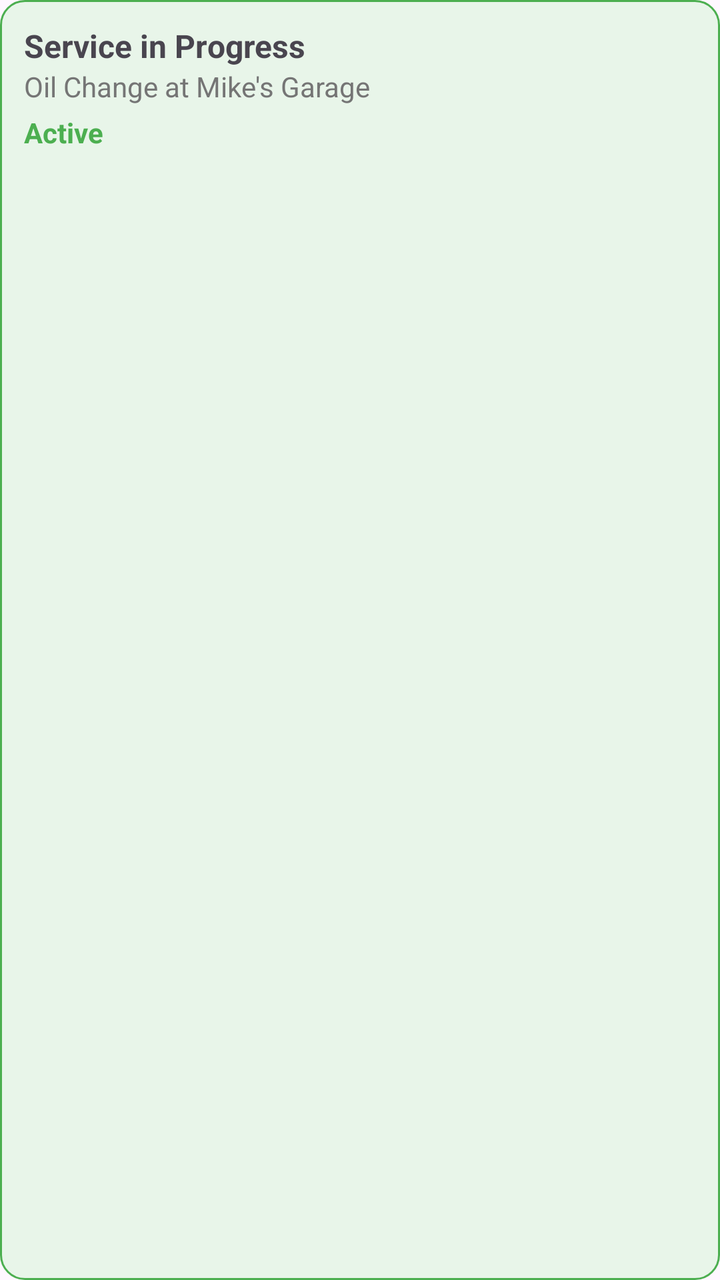
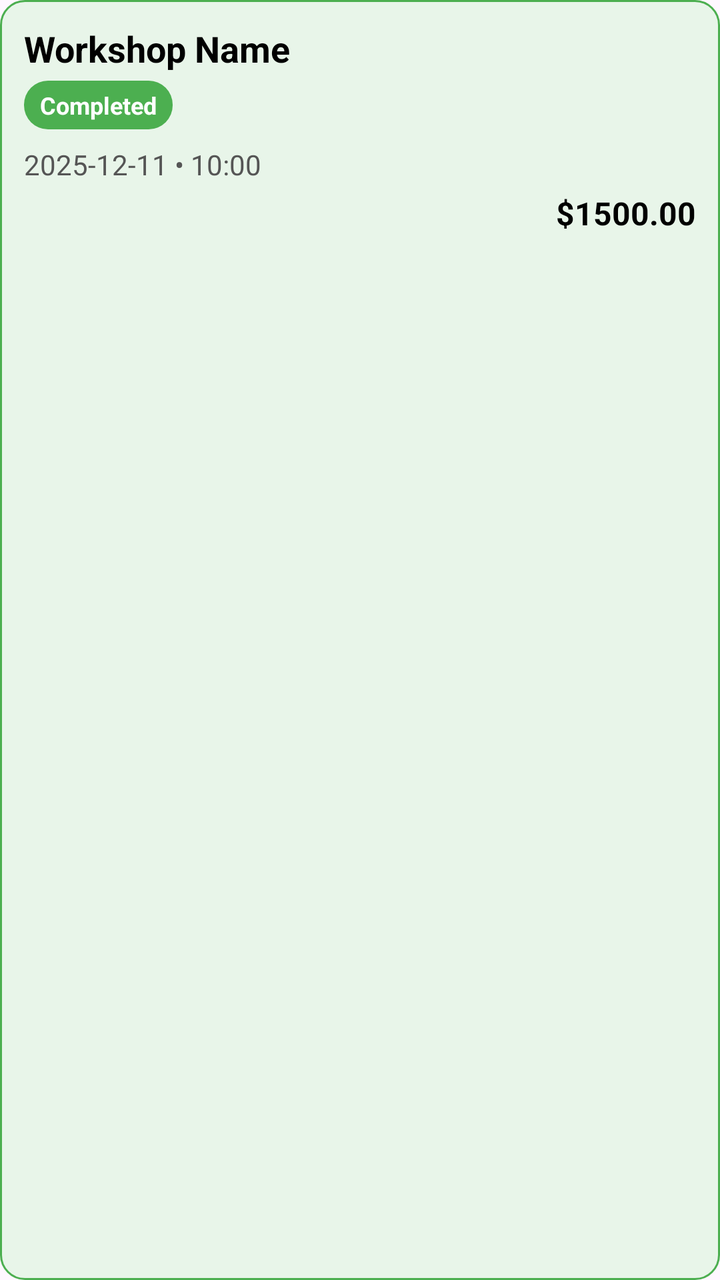

Two renders of the same Android screen: before a commit and after it. Below are the layout's source before the change and the commit's diff.
<!-- AndroidManifest.xml: application theme Theme.SemesterProject -->
<!-- res/layout/item_current_status.xml -->
<LinearLayout xmlns:android="http://schemas.android.com/apk/res/android"
    android:layout_width="match_parent"
    android:layout_height="wrap_content"
    android:background="@drawable/bg_card_active"
    android:orientation="vertical"
    android:padding="12dp"
    android:layout_marginBottom="8dp">

    <TextView
        android:id="@+id/tvServiceTitle"
        android:layout_width="wrap_content"
        android:layout_height="wrap_content"
        android:text="Service in Progress"
        android:textStyle="bold"
        android:textSize="16sp" />

    <TextView
        android:id="@+id/tvServiceDesc"
        android:layout_width="wrap_content"
        android:layout_height="wrap_content"
        android:text="Oil Change at Mike's Garage"
        android:textSize="14sp"
        android:textColor="@color/gray" />

    <TextView
        android:id="@+id/tvStatus"
        android:layout_width="wrap_content"
        android:layout_height="wrap_content"
        android:text="Active"
        android:textColor="@color/green"
        android:textStyle="bold"
        android:layout_marginTop="4dp" />
</LinearLayout>
<!-- resources referenced by this layout -->
<resources>
  <color name="gray">#757575</color>
  <color name="green">#4CAF50</color>
  <!-- drawable bg_card_active (drawable) -->
  <?xml version="1.0" encoding="utf-8"?>
  <shape xmlns:android="http://schemas.android.com/apk/res/android"
      android:shape="rectangle">
      <solid android:color="#E8F5E9" /> 
      <corners android:radius="12dp" />
      <stroke
          android:width="1dp"
          android:color="@color/green" />
      <padding
          android:left="8dp"
          android:top="8dp"
          android:right="8dp"
          android:bottom="8dp" />
  </shape>
  <style name="Theme.SemesterProject" parent="Base.Theme.SemesterProject" />
  <style name="Base.Theme.SemesterProject" parent="Theme.Material3.DayNight.NoActionBar">
          
          
      </style>
</resources>

<!-- the commit's change to res/layout/item_current_status.xml (unified diff, before → after) -->
@@ -6,28 +6,50 @@
     android:padding="12dp"
     android:layout_marginBottom="8dp">
 
+    
     <TextView
-        android:id="@+id/tvServiceTitle"
-        android:layout_width="wrap_content"
+        android:id="@+id/tvWorkshopName"
+        android:layout_width="match_parent"
         android:layout_height="wrap_content"
-        android:text="Service in Progress"
+        android:text="Workshop Name"
+        android:textSize="18sp"
         android:textStyle="bold"
-        android:textSize="16sp" />
+        android:textColor="@color/black"
+        android:layout_marginBottom="4dp"/>
 
-    <TextView
-        android:id="@+id/tvServiceDesc"
-        android:layout_width="wrap_content"
-        android:layout_height="wrap_content"
-        android:text="Oil Change at Mike's Garage"
-        android:textSize="14sp"
-        android:textColor="@color/gray" />
-
+    
     <TextView
         android:id="@+id/tvStatus"
         android:layout_width="wrap_content"
         android:layout_height="wrap_content"
-        android:text="Active"
-        android:textColor="@color/green"
+        android:text="Completed"
+        android:textSize="12sp"
         android:textStyle="bold"
-        android:layout_marginTop="4dp" />
+        android:paddingHorizontal="8dp"
+        android:paddingVertical="4dp"
+        android:background="@drawable/status_completed"
+        android:textColor="@android:color/white"
+        android:layout_marginBottom="8dp"/>
+
+    
+    <TextView
+        android:id="@+id/tvDate"
+        android:layout_width="match_parent"
+        android:layout_height="wrap_content"
+        android:text="2025-12-11 • 10:00"
+        android:textSize="14sp"
+        android:textColor="@color/dark_gray"
+        android:layout_marginBottom="4dp"/>
+
+
+    
+    <TextView
+        android:id="@+id/tvPrice"
+        android:layout_width="match_parent"
+        android:layout_height="wrap_content"
+        android:text="$1500.00"
+        android:textSize="16sp"
+        android:textStyle="bold"
+        android:textColor="@color/black"
+        android:gravity="end"/>
 </LinearLayout>
<!-- resource entries referenced after the edit -->
@@ -1,6 +1,7 @@
 <!-- resources referenced by this layout -->
 <resources>
-  <color name="gray">#757575</color>
+  <color name="black">#FF000000</color>
+  <color name="dark_gray">#555555</color>
   <color name="green">#4CAF50</color>
   <!-- drawable bg_card_active (drawable) -->
   <?xml version="1.0" encoding="utf-8"?>
@@ -17,6 +18,12 @@
           android:right="8dp"
           android:bottom="8dp" />
   </shape>
+  <!-- drawable status_completed (drawable) -->
+  <shape xmlns:android="http://schemas.android.com/apk/res/android"
+      android:shape="rectangle">
+      <solid android:color="#4CAF50"/> 
+      <corners android:radius="12dp"/>
+  </shape>
   <style name="Theme.SemesterProject" parent="Base.Theme.SemesterProject" />
   <style name="Base.Theme.SemesterProject" parent="Theme.Material3.DayNight.NoActionBar">
           
